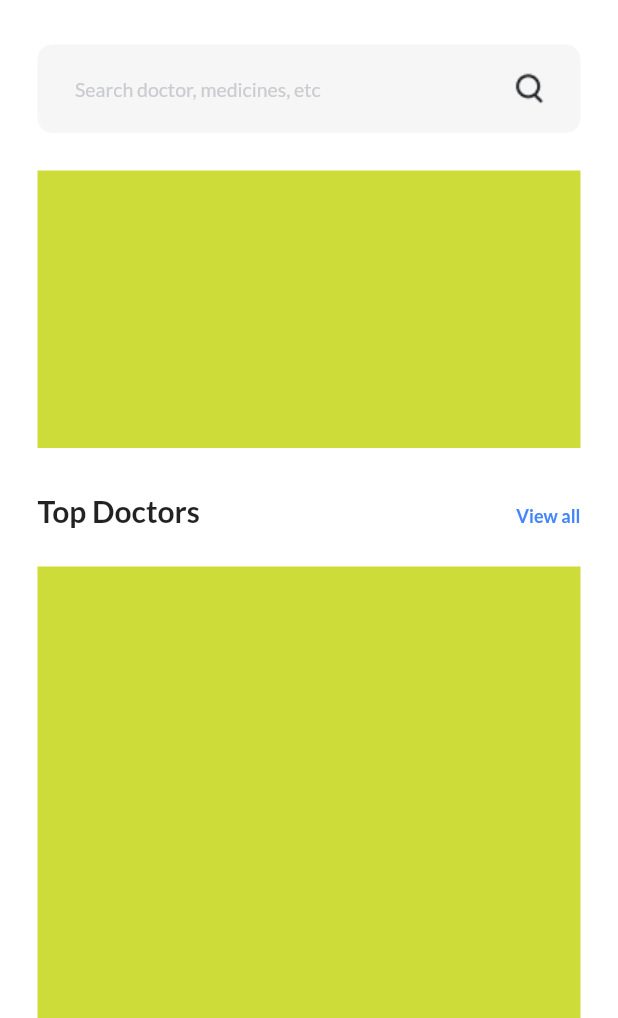
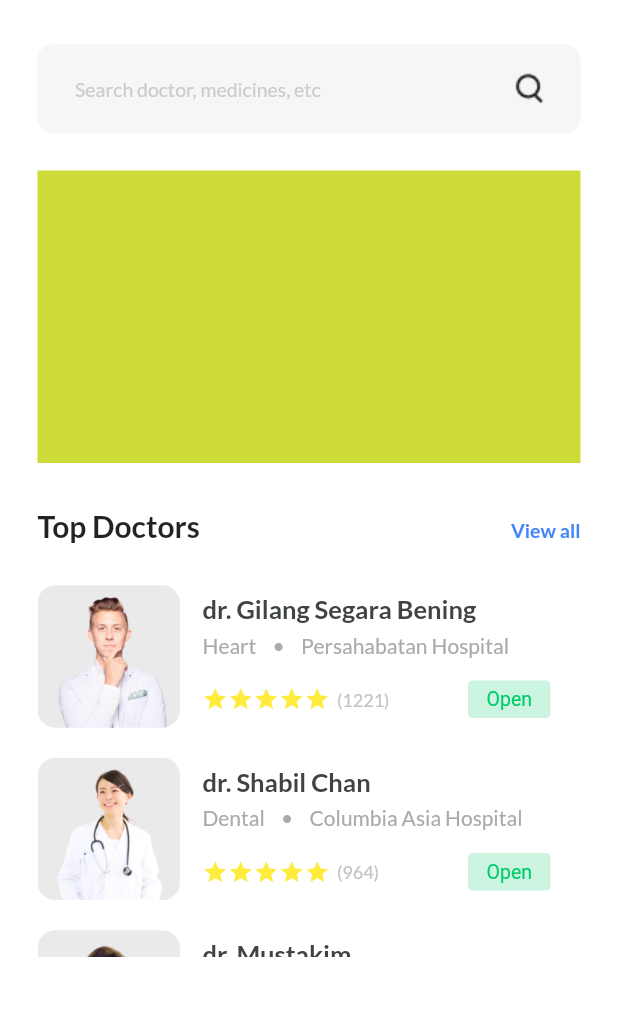
Before and after one commit to vaatic221b/find_your_doctor_app, a Flutter app: the screen it shows after launch, on a phone screen of 412 x 824 dp, the part 218-1236 px from its top. Run offline on Flutter 3.47's test engine with Material 2 defaults, Android fonts, the phone set to English and light mode, and no system bars; our stand-ins replace google_fonts.

Commit message:
Pls check line 202

```diff
--- /dev/null
+++ b/lib/models/doctor_model.dart
@@ -0,0 +1,81 @@
+import 'package:flutter/material.dart';
+
+class DoctorModel{
+  String imagePath;
+  String name;
+  String field;
+  String hospital;
+  String rating;
+  String status;
+
+
+  DoctorModel
+  (
+    {
+      required this.imagePath,
+      required this.name,
+      required this.field,
+      required this.hospital,
+      required this.rating,
+      required this.status
+    }
+  );
+
+  static List<DoctorModel> getDoctors()
+  {
+    List<DoctorModel> doctors = [];
+
+    doctors.add(
+    DoctorModel
+      (
+      imagePath: 'assets/images/group22.png',
+      name: 'Gilang Segara Bening',
+      field: 'Heart',
+      hospital: 'Persahabatan Hospital',
+      rating: '1221',
+      status: 'Open'
+      )
+    );
+
+    doctors.add(
+    DoctorModel
+      (
+      imagePath: 'assets/images/group23.png',
+      name: 'Shabil Chan',
+      field: 'Dental',
+      hospital: 'Columbia Asia Hospital',
+      rating: '964',
+      status: 'Open'
+      )
+    );
+
+    doctors.add(
+    DoctorModel
+      (
+      imagePath: 'assets/images/group24.png',
+      name: 'Mustakim',
+      field: 'Eye',
+      hospital: 'Salemba Carolus Hospital',
+      rating: '762',
+      status: 'Close'
+      )
+    );
+
+    doctors.add(
+    DoctorModel
+      (
+      imagePath: 'assets/images/group25.png',
+      name: 'Suprihatini',
+      field: 'Heart',
+      hospital: 'Salemba Carolus Hospital',
+      rating: '762',
+      status: 'Open'
+      )
+    );
+
+
+    return doctors;
+  }
+
+
+}
--- a/lib/screens/home.dart
+++ b/lib/screens/home.dart
@@ -1,11 +1,25 @@
+import 'package:find_your_doctor_app/models/doctor_model.dart';
 import 'package:flutter/material.dart';
 import 'package:google_fonts/google_fonts.dart';
 
-class HomePage extends StatelessWidget {
+class HomePage extends StatefulWidget {
   const HomePage({super.key});
 
   @override
+  State<HomePage> createState() => _HomePageState();
+}
+
+class _HomePageState extends State<HomePage> {
+  List<DoctorModel> doctors = [];
+
+  void _getDoctors(){
+    doctors = DoctorModel.getDoctors();
+  }
+
+
+  @override
   Widget build(BuildContext context) {
+    _getDoctors();
     return Scaffold(
       backgroundColor: Colors.white,
       appBar: topBarButtons(),
@@ -31,6 +45,9 @@ class HomePage extends StatelessWidget {
       )
     );
   }
+
+
+// METHODS
 
   TextField searchBar() //search bar
   {
@@ -62,7 +79,6 @@ class HomePage extends StatelessWidget {
     return RichText(
             text: TextSpan(
               children: [
-
                 TextSpan(
                   text: 'Find ',
                   style: TextStyle(
@@ -132,7 +148,7 @@ class HomePage extends StatelessWidget {
   Container medFields() //row medical fields
   {
     return Container(
-      height: 185,
+      height: 195,
       color: Colors.lime
     );
   }
@@ -157,7 +173,7 @@ class HomePage extends StatelessWidget {
           child: Text(
             'View all',
             style: GoogleFonts.lato(
-              fontSize: 12,
+              fontSize: 13,
               fontWeight: FontWeight.bold,
               color: const Color(0xFF4485FD),
             ),
@@ -167,12 +183,139 @@ class HomePage extends StatelessWidget {
     );
   }
 
-
   Container findDoctor() //list of doctors
   {
     return Container(
-      height: 400,
-      color: Colors.lime
+      height: 250,
+      color: Colors.white,
+      child: ListView.separated(
+        separatorBuilder: (context, index) => const SizedBox(height: 15),
+        itemCount: doctors.length,
+        itemBuilder: (context, index)
+        {
+          return GestureDetector(
+            onTap: () {
+              Navigator.push(
+                context,
+                MaterialPageRoute(
+                  builder: (context) {
+                    return DoctorDetails(doctorName: doctors[index].name);    //name the class DoctorDetails extends stateless widget etc etc so this works. Should open screen 2
+                  },
+                ),
+              );
+            },
+            child: Container(
+              height: 100,
+              color: Colors.white,
+              child: Row(
+                children: [
+                  doctorPicture(index),
+                  const SizedBox(width: 15),
+                  SizedBox(
+                    width: 232,
+                    child: Column(
+                      crossAxisAlignment: CrossAxisAlignment.start,
+                      children: [
+                        const SizedBox(height: 8),
+                        doctorName(index),
+                        const SizedBox(height: 6),
+                        doctorInfo(index),
+                        const SizedBox(height: 15),
+                        doctorRating(index)
+                      ],
+                    ),
+                  ),
+                ]
+                ),
+            ),
+          );
+        }
+        ),
     );
   }
+
+  Container doctorPicture(int index) {
+    return Container(
+                width: 95,
+                height: 95,
+                decoration: BoxDecoration(
+                  borderRadius: BorderRadius.circular(12),
+                ),
+                child: ClipRRect(
+                  borderRadius: BorderRadius.circular(12),
+                  child: Image.asset(
+                    doctors[index].imagePath,
+                    fit: BoxFit.cover,
+                  ),
+                ),
+              );
+  }
+
+  Text doctorName(int index) {
+    return Text(
+                      'dr. ${doctors[index].name}',
+                      style: GoogleFonts.lato(
+                        color: const Color(0xFF404345),
+                        fontSize: 17,
+                        fontWeight: FontWeight.bold
+                        ),
+                      );
+  }
+
+  Text doctorInfo(int index) {
+    return Text(
+                      '${doctors[index].field}    \u2022    ${doctors[index].hospital}',
+                      style: GoogleFonts.lato(
+                        color: const Color(0xFFAAAAAA),
+                        fontSize: 14,
+                        fontWeight: FontWeight.w400
+                      ),
+                    );
+  }
+
+  Row doctorRating(int index) {
+    return Row(
+                      children: [
+                        ...List<Widget>.generate(5, (index) {
+                          return const Icon(
+                            Icons.star,
+                            color: Colors.yellow,
+                            size: 17
+                          );
+                        }),
+
+                        Text(
+                          '  (${doctors[index].rating})',
+                          style: GoogleFonts.lato(
+                            color: const Color(0xFFC4C4C4),
+                            fontSize: 12,
+                            ),
+                          ),
+
+                        const Spacer(),
+                        doctorStatus(index)
+
+                      ],
+                    );
+  }
+
+  Container doctorStatus(int index) {
+    return Container(
+                          width: 55,
+                          height: 25,
+                          decoration: BoxDecoration(
+                            color: doctors[index].status == 'Open' ? const Color(0xFFCCF5E1) : const Color(0xFFF7E4D9),
+                            borderRadius: BorderRadius.circular(3)
+                          ),
+                          child: Center(
+                            child: Text(
+                              doctors[index].status,
+                              style: TextStyle(
+                                color: doctors[index].status == 'Open' ? const Color(0xFF00CC6A) : const Color(0xFFCC4900),
+                                fontSize: 13
+                              ),
+                            ),
+                          ),
+                        );
+  }
 }
```
